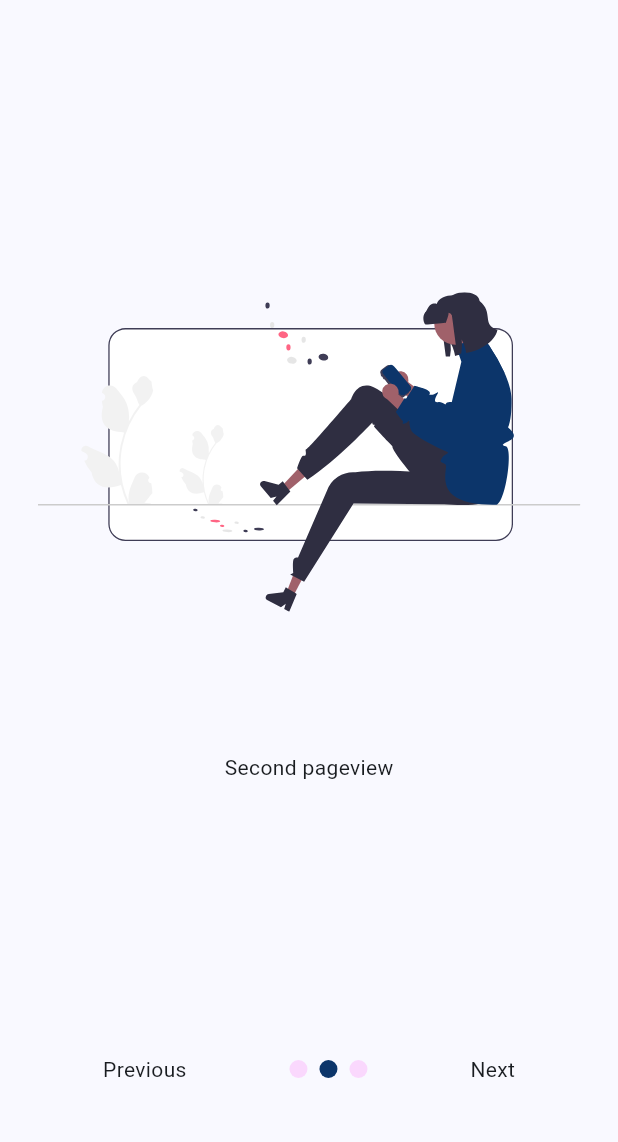
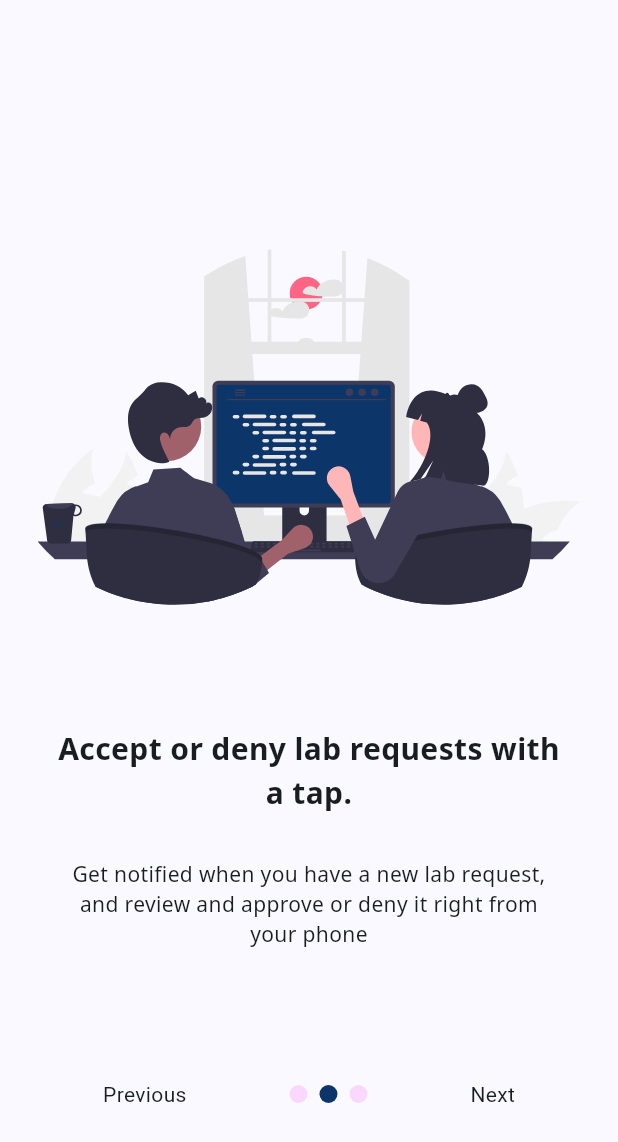
Before and after one commit to Emtee100/school-project, a Flutter app: the screen it shows after launch, swiped to page 2, on a phone screen of 412 x 824 dp. Shown: the top 1142 px of the screen. Run offline on Flutter 3.47's test engine with Material 2 defaults, Android fonts, the light colour scheme and no system bars; drawn by our look-alikes of smooth_page_indicator; our stand-ins replace flutter_svg, google_fonts.

Commit message:
Pageviews completed

```diff
--- a/lib/components/onboardingScreen2.dart
+++ b/lib/components/onboardingScreen2.dart
@@ -1,5 +1,6 @@
 import 'package:flutter/material.dart';
 import 'package:flutter_svg/flutter_svg.dart';
+import 'package:google_fonts/google_fonts.dart';
 
 class ScreenTwo extends StatelessWidget {
   const ScreenTwo({super.key});
@@ -9,8 +10,34 @@ class ScreenTwo extends StatelessWidget {
     return Scaffold(
       body: Column(
         children: [
-          SvgPicture.asset('assets/svg/mobile_user.svg', height: 400,),
-          const Text("Second pageview"),
+          SvgPicture.asset(
+            'assets/svg/pair_programming.svg',
+            height: 400,
+          ),
+          Column(
+            children: [
+              Padding(
+                padding: const EdgeInsets.symmetric(horizontal: 13.5),
+                child: Text(
+                  "Accept or deny lab requests with a tap.",
+                  textAlign: TextAlign.center,
+                  style: GoogleFonts.notoSans(
+                      fontWeight: FontWeight.bold, fontSize: 20),
+                ),
+              ),
+              const SizedBox(
+                height: 30,
+              ),
+              Padding(
+                padding: const EdgeInsets.symmetric(horizontal: 13.0),
+                child: Text(
+                  "Get notified when you have a new lab request, and review and approve or deny it right from your phone",
+                  style: GoogleFonts.notoSans(),
+                  textAlign: TextAlign.center,
+                ),
+              )
+            ],
+          )
         ],
       ),
     );
--- a/lib/screens/welcomepage.dart
+++ b/lib/screens/welcomepage.dart
@@ -36,7 +36,7 @@ class _WelcomeScreenState extends State<WelcomeScreen> {
             children: [
               Container(
                 margin: const EdgeInsets.symmetric(horizontal: 25),
-                height: 500,
+                height: 550,
                 child: PageView(
                   controller: _controller,
                   children: const [ScreenOne(), ScreenTwo(), ScreenThree()],
@@ -45,7 +45,11 @@ class _WelcomeScreenState extends State<WelcomeScreen> {
               Row(
                 mainAxisAlignment: MainAxisAlignment.spaceEvenly,
                 children: [
-                  const Text('Previous'),
+                  GestureDetector(
+                    onTap: () {
+                      _controller.previousPage(duration: const Duration(milliseconds: 500), curve: Curves.decelerate);
+                    },
+                    child: Text('Previous')),
                   SmoothPageIndicator(
                     controller: _controller,
                     count: 3,
@@ -56,7 +60,11 @@ class _WelcomeScreenState extends State<WelcomeScreen> {
                         dotHeight: 12,
                         dotWidth: 12),
                   ),
-                  const Text('Next')
+                  GestureDetector(
+                    onTap: () {
+                      _controller.nextPage(duration: const Duration(milliseconds: 500), curve: Curves.decelerate);
+                    },
+                    child: Text('Next'))
                 ],
               ),
             ],
```
Also changed, not shown: lib/components/onboardingScreen1.dart (+29 -2 lines), lib/components/onboardingScreen3.dart (+25 -1 lines).
